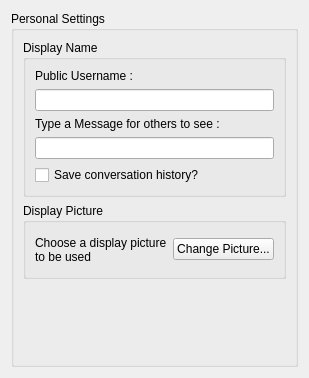
Above: src/qt/ui/personal_settings.ui from maidsafe-archive/MaidSafe-Encrypt before the change. Below: the same form after it.
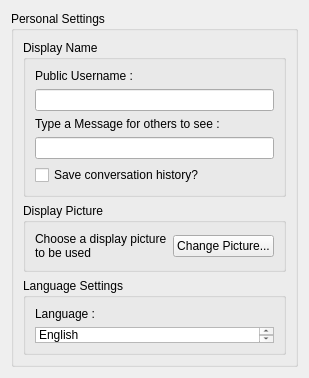
That is the form after the change.

The edit to the form file:
```diff
--- a/src/qt/ui/personal_settings.ui
+++ b/src/qt/ui/personal_settings.ui
@@ -104,7 +104,7 @@
         </layout>
        </widget>
       </item>
-      <item row="6" column="0">
+      <item row="7" column="0">
        <spacer name="verticalSpacer">
         <property name="orientation">
          <enum>Qt::Vertical</enum>
@@ -117,6 +117,55 @@
         </property>
        </spacer>
       </item>
+      <item row="6" column="0">
+       <widget class="QGroupBox" name="groupBox_4">
+        <property name="minimumSize">
+         <size>
+          <width>0</width>
+          <height>50</height>
+         </size>
+        </property>
+        <property name="title">
+         <string>Language Settings</string>
+        </property>
+        <property name="flat">
+         <bool>true</bool>
+        </property>
+        <layout class="QVBoxLayout" name="verticalLayout">
+         <item>
+          <widget class="QLabel" name="label_4">
+           <property name="text">
+            <string>Language :</string>
+           </property>
+          </widget>
+         </item>
+         <item>
+          <widget class="QListWidget" name="langListWidget">
+           <item>
+            <property name="text">
+             <string>English</string>
+            </property>
+           </item>
+           <item>
+            <property name="text">
+             <string>French</string>
+            </property>
+           </item>
+           <item>
+            <property name="text">
+             <string>German</string>
+            </property>
+           </item>
+           <item>
+            <property name="text">
+             <string>Spanish</string>
+            </property>
+           </item>
+          </widget>
+         </item>
+        </layout>
+       </widget>
+      </item>
      </layout>
     </widget>
    </item>
```
